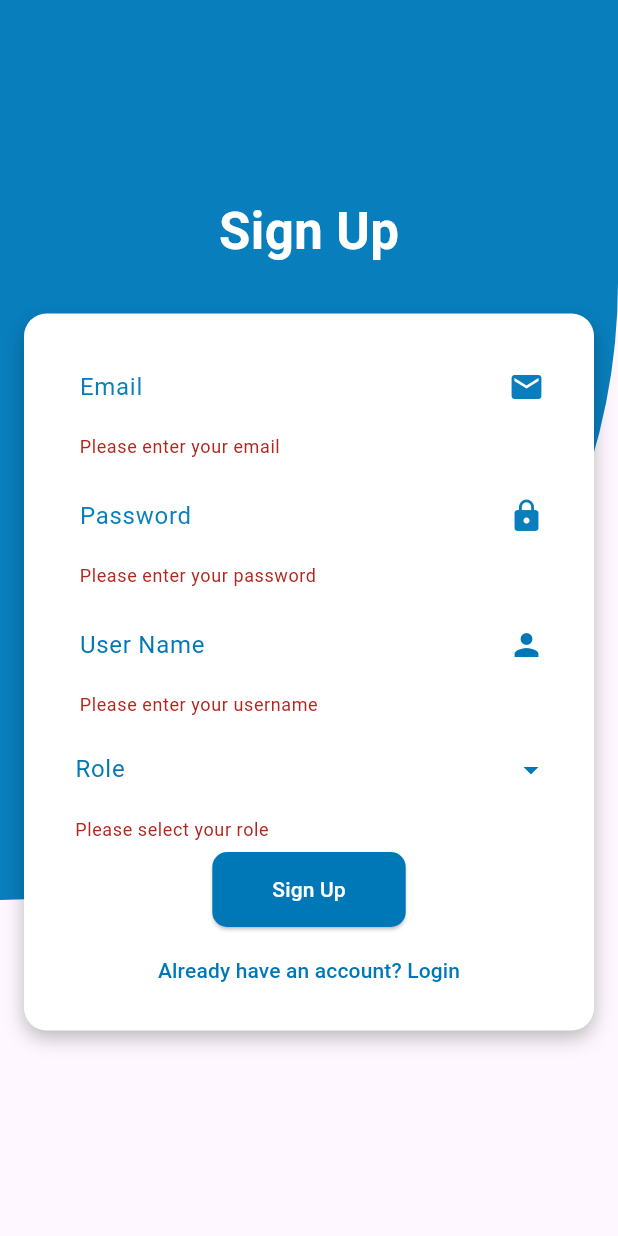
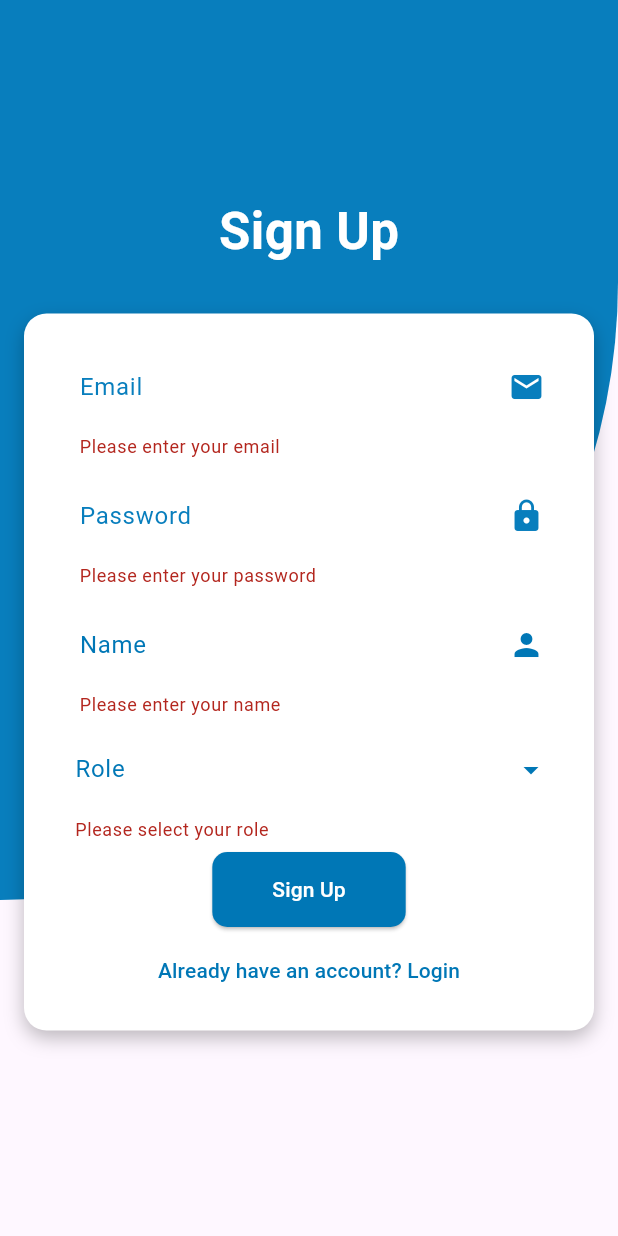
Before and after one commit to AteeqaYasmeen830/College_App, a Flutter app: the Signuppage screen opened directly, after a tap on "Sign Up", on a phone screen of 412 x 824 dp. Run offline on Flutter 3.47's test engine with Material 3 defaults, Android fonts, the phone set to English and light mode, and no system bars; our stand-ins replace file_picker, image_picker, open_file, shared_preferences; accounts and stored records are empty.

Commit message:
new commit

```diff
--- a/lib/Signuppage.dart
+++ b/lib/Signuppage.dart
@@ -1,8 +1,7 @@
+import 'package:flutter/material.dart';
 import 'package:college_app/teacher_profile/page_teacher.dart';
-import 'package:flutter/material.dart';
 import 'package:college_app/Loginpage.dart';
-import 'Student_profile/Studentpage.dart';
-
+import 'package:college_app/Student_profile/Studentpage.dart';
 
 class Signuppage extends StatefulWidget {
   @override
@@ -12,6 +11,9 @@ class Signuppage extends StatefulWidget {
 class _SignuppageState extends State<Signuppage> {
   final _formKey = GlobalKey<FormState>();
   String? _selectedRole;
+  final _nameController = TextEditingController();
+  final _emailController = TextEditingController();
+  final _passwordController = TextEditingController();
 
   @override
   Widget build(BuildContext context) {
@@ -64,6 +66,7 @@ class _SignuppageState extends State<Signuppage> {
                           Padding(
                             padding: const EdgeInsets.all(5.0),
                             child: TextFormField(
+                              controller: _emailController,
                               decoration: InputDecoration(
                                 labelText: 'Email',
                                 border: OutlineInputBorder(
@@ -75,7 +78,8 @@ class _SignuppageState extends State<Signuppage> {
                                     color: Color(0xff087ebd),
                                   ),
                                 ),
-                                suffixIcon: Icon(Icons.email, color: Color(0xff087ebd)),
+                                suffixIcon:
+                                    Icon(Icons.email, color: Color(0xff087ebd)),
                                 labelStyle: TextStyle(color: Color(0xff087ebd)),
                               ),
                               style: TextStyle(color: Color(0xff087ebd)),
@@ -95,6 +99,7 @@ class _SignuppageState extends State<Signuppage> {
                           Padding(
                             padding: const EdgeInsets.all(5.0),
                             child: TextFormField(
+                              controller: _passwordController,
                               decoration: InputDecoration(
                                 labelText: 'Password',
                                 border: OutlineInputBorder(
@@ -106,7 +111,8 @@ class _SignuppageState extends State<Signuppage> {
                                     color: Color(0xff087ebd),
                                   ),
                                 ),
-                                suffixIcon: Icon(Icons.lock, color: Color(0xff087ebd)),
+                                suffixIcon:
+                                    Icon(Icons.lock, color: Color(0xff087ebd)),
                                 labelStyle: TextStyle(color: Color(0xff087ebd)),
                               ),
                               style: TextStyle(color: Color(0xff087ebd)),
@@ -122,8 +128,9 @@ class _SignuppageState extends State<Signuppage> {
                           Padding(
                             padding: const EdgeInsets.all(5.0),
                             child: TextFormField(
+                              controller: _nameController,
                               decoration: InputDecoration(
-                                labelText: 'User Name',
+                                labelText: 'Name',
                                 border: OutlineInputBorder(
                                   borderRadius: BorderRadius.circular(10),
                                   borderSide: BorderSide.none,
@@ -133,13 +140,14 @@ class _SignuppageState extends State<Signuppage> {
                                     color: Color(0xFF0077B6),
                                   ),
                                 ),
-                                suffixIcon: Icon(Icons.person, color: Color(0xFF0077B6)),
+                                suffixIcon: Icon(Icons.person,
+                                    color: Color(0xFF0077B6)),
                                 labelStyle: TextStyle(color: Color(0xFF0077B6)),
                               ),
                               style: TextStyle(color: Color(0xFF0077B6)),
                               validator: (value) {
                                 if (value == null || value.isEmpty) {
-                                  return 'Please enter your username';
+                                  return 'Please enter your name';
                                 }
                                 return null;
                               },
@@ -155,7 +163,8 @@ class _SignuppageState extends State<Signuppage> {
                                   borderRadius: BorderRadius.circular(10),
                                 ),
                                 enabledBorder: UnderlineInputBorder(
-                                  borderSide: BorderSide(color: Color(0xFF0077B6)),
+                                  borderSide:
+                                      BorderSide(color: Color(0xFF0077B6)),
                                 ),
                                 labelStyle: TextStyle(color: Color(0xFF0077B6)),
                               ),
@@ -163,9 +172,9 @@ class _SignuppageState extends State<Signuppage> {
                               iconEnabledColor: Color(0xFF0077B6),
                               items: ['Student', 'Teacher']
                                   .map((role) => DropdownMenuItem<String>(
-                                value: role,
-                                child: Text(role),
-                              ))
+                                        value: role,
+                                        child: Text(role),
+                                      ))
                                   .toList(),
                               onChanged: (value) {
                                 setState(() {
@@ -189,24 +198,34 @@ class _SignuppageState extends State<Signuppage> {
                                     Navigator.push(
                                       context,
                                       MaterialPageRoute(
-                                          builder: (context) => Studentpage()),
+                                          builder: (context) => Studentpage(
+                                                name: _nameController.text,
+                                                email: _emailController.text,
+                                              )),
                                     );
                                   } else if (_selectedRole == 'Teacher') {
                                     Navigator.push(
                                       context,
                                       MaterialPageRoute(
-                                          builder: (context) => TeacherPage()),
+                                          builder: (context) => TeacherPage(
+                                                name: _nameController.text,
+                                                email: _emailController.text,
+                                              )),
                                     );
                                   }
                                 }
                               },
-                              child: Text('Sign Up',style: TextStyle(color: Colors.white),),
+                              child: Text(
+                                'Sign Up',
+                                style: TextStyle(color: Colors.white),
+                              ),
                               style: ElevatedButton.styleFrom(
                                 backgroundColor: Color(0xFF0077B6),
                                 shape: RoundedRectangleBorder(
                                   borderRadius: BorderRadius.circular(10),
                                 ),
-                                padding: EdgeInsets.symmetric(horizontal: 40, vertical: 15),
+                                padding: EdgeInsets.symmetric(
+                                    horizontal: 40, vertical: 15),
                               ),
                             ),
                           ),
@@ -215,8 +234,7 @@ class _SignuppageState extends State<Signuppage> {
                               Navigator.push(
                                 context,
                                 MaterialPageRoute(
-                                    builder: (context) => Loginpage()
-                                ),
+                                    builder: (context) => Loginpage()),
                               );
                             },
                             child: Text(
--- a/lib/Student_profile/AppDrawer.dart
+++ b/lib/Student_profile/AppDrawer.dart
@@ -11,6 +11,8 @@ class AppDrawer extends StatefulWidget {
   final String studentSemester;
   final String profileImagePath;
   final Function(String) onImageChanged;
+  final String name;
+  final String email;
 
   AppDrawer({
     required this.studentName,
@@ -18,6 +20,8 @@ class AppDrawer extends StatefulWidget {
     required this.studentSemester,
     required this.profileImagePath,
     required this.onImageChanged,
+    required this.name,
+    required this.email,
   });
 
   @override
@@ -73,7 +77,7 @@ class _AppDrawerState extends State<AppDrawer> {
                         backgroundImage: _currentProfileImagePath.isNotEmpty
                             ? FileImage(File(_currentProfileImagePath))
                             : AssetImage('assets/images/girlStudent.png')
-                        as ImageProvider,
+                                as ImageProvider,
                       ),
                     ),
                     SizedBox(height: 10),
@@ -113,7 +117,8 @@ class _AppDrawerState extends State<AppDrawer> {
               Navigator.push(
                 context,
                 MaterialPageRoute(
-                  builder: (context) => Viewprofile(onImageChanged: (newImagePath) {
+                  builder: (context) =>
+                      Viewprofile(onImageChanged: (newImagePath) {
                     setState(() {
                       _currentProfileImagePath = newImagePath;
                     });
@@ -141,7 +146,8 @@ class _AppDrawerState extends State<AppDrawer> {
     );
   }
 
-  ListTile buildListTile(IconData icon, String title, BuildContext context, Function() onTap) {
+  ListTile buildListTile(
+      IconData icon, String title, BuildContext context, Function() onTap) {
     return ListTile(
       leading: Icon(icon, color: Colors.white),
       title: Text(
--- a/pubspec.yaml
+++ b/pubspec.yaml
@@ -19,7 +19,8 @@ publish_to: 'none' # Remove this line if you wish to publish to pub.dev
 version: 1.0.0+1
 
 environment:
-  sdk: '>=3.4.1 <4.0.0'
+  sdk: '>=3.4.0 <4.0.0'
+
 
 # Dependencies specify other packages that your package needs in order to work.
 # To automatically upgrade your package dependencies to the latest versions
@@ -46,6 +47,9 @@ dependencies:
   # The following adds the Cupertino Icons font to your application.
   # Use with the CupertinoIcons class for iOS style icons.
   cupertino_icons: ^1.0.6
+  firebase_core: ^2.24.2
+  firebase_auth: ^4.16.0
+  cloud_firestore: ^4.14.0
 
 
 dev_dependencies:
```
Also changed, not shown: google-services.json (added, +29 -0 lines), lib/Student_profile/Studentpage.dart (+34 -12 lines), lib/main.dart (+29 -13 lines), lib/teacher_profile/page_teacher.dart (+24 -26 lines), pubspec.lock, 6 other files.
